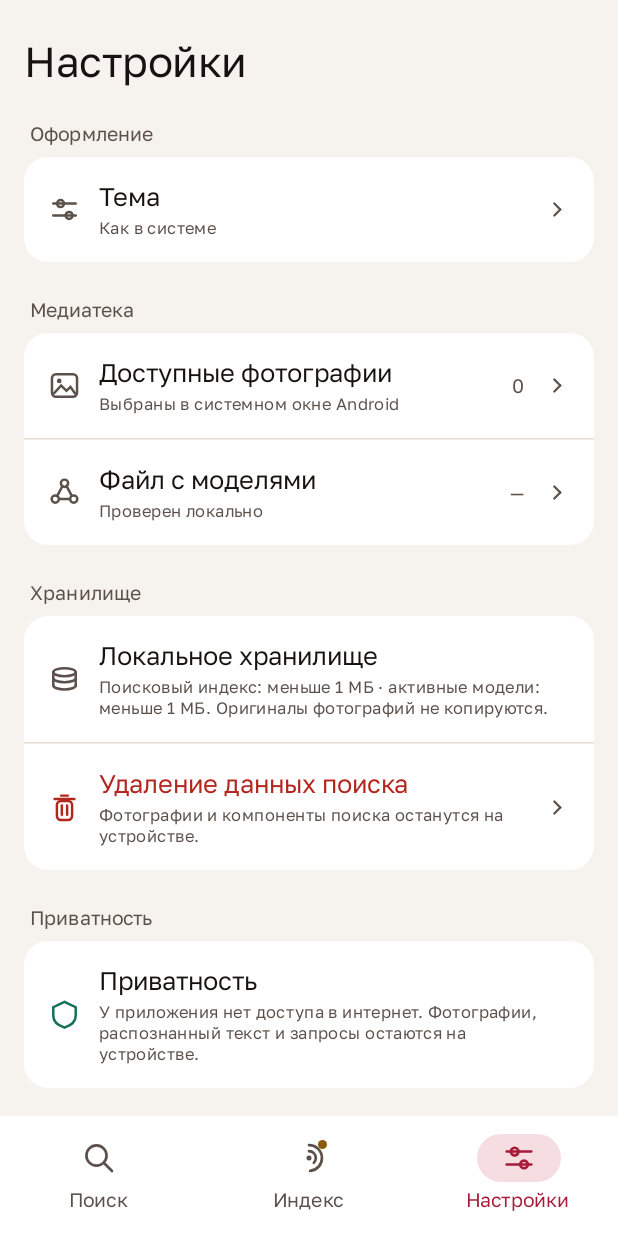
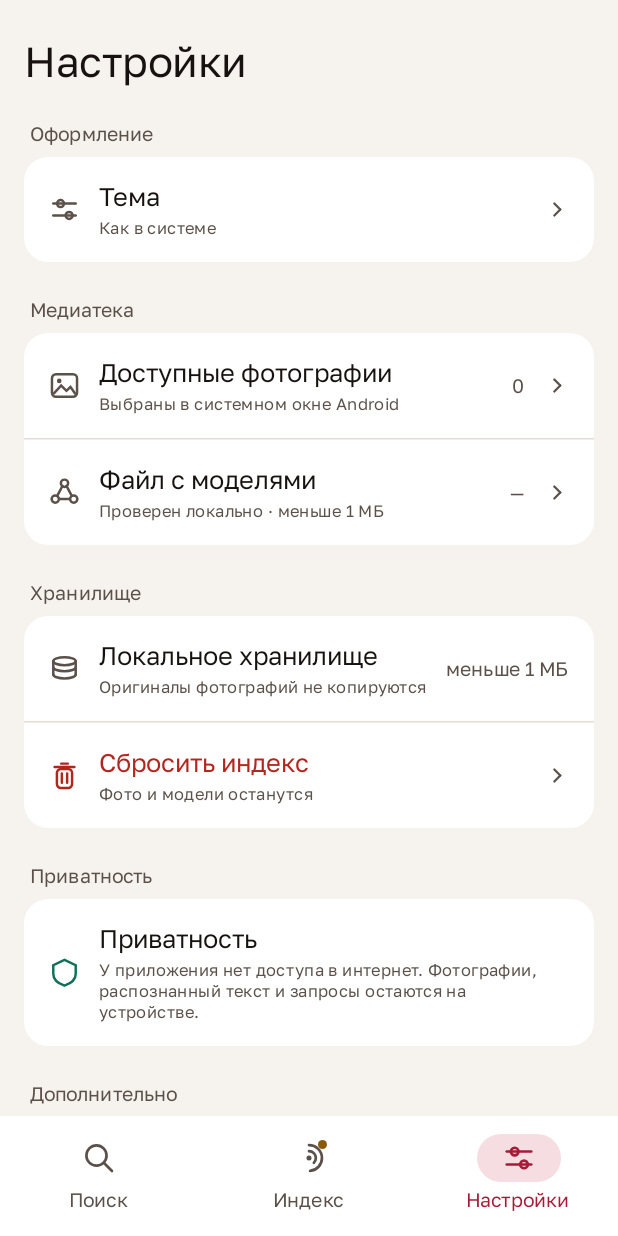
Before and after one commit to Ev0lv3nta/nayti, an Android app built with Jetpack Compose: the SettingsScreen screen opened through its navigation route, after a tap on "Доступные фотографии", on a phone screen of 412 x 824 dp. Run offline under Robolectric (Android 15) with nearby library versions, the light colour scheme and no system bars; our stand-ins replace Dagger/Hilt's generated code, Room's generated code; libraries missing offline, so code that uses them is left out: androidx.room3, androidx.sqlite.driver; 2 statements that could not run were skipped.

Commit message:
feat: align settings copy with Kromka

```diff
--- a/app/src/main/kotlin/app/nayti/ui/SettingsScreen.kt
+++ b/app/src/main/kotlin/app/nayti/ui/SettingsScreen.kt
@@ -152,7 +152,9 @@ internal fun SettingsScreen(
                 SettingsNavigationRow(
                     icon = NaytiIcon.Models,
                     title = stringResource(R.string.settings_models_file_title),
-                    body = stringResource(R.string.settings_models_file_body),
+                    body =
+                        stringResource(R.string.settings_models_file_body) +
+                            " · " + formatStorage(localStorage.modelBytes),
                     value = modelPack.installed?.packVersion ?: "—",
                     onClick = onImportModelPack,
                 )
@@ -162,15 +164,11 @@ internal fun SettingsScreen(
         item {
             val hiddenCount = catalog.summary.retainedQuarantine
             SettingsSection(title = stringResource(R.string.settings_storage_section)) {
-                SettingsInfoRow(
+                SettingsValueInfoRow(
                     icon = NaytiIcon.Storage,
                     title = stringResource(R.string.storage_title),
-                    body =
-                        stringResource(
-                            R.string.storage_details,
-                            formatStorage(localStorage.indexBytes),
-                            formatStorage(localStorage.modelBytes),
-                        ),
+                    body = stringResource(R.string.settings_storage_originals_not_copied),
+                    value = formatStorage(localStorage.indexBytes),
                 )
                 if (hiddenCount > 0) {
                     HorizontalDivider(color = NaytiTheme.colors.hairline)
@@ -519,6 +517,34 @@ private fun SettingsInfoRow(
 }
 
 @Composable
+private fun SettingsValueInfoRow(
+    icon: NaytiIcon,
+    title: String,
+    body: String,
+    value: String,
+) {
+    Row(
+        modifier = Modifier.fillMaxWidth().padding(NaytiSpacing.Screen),
+        horizontalArrangement = Arrangement.spacedBy(NaytiSpacing.Medium),
+        verticalAlignment = Alignment.CenterVertically,
+    ) {
+        NaytiIconMark(icon = icon, color = NaytiTheme.colors.inkMuted, size = 22.dp)
+        Column(
+            modifier = Modifier.weight(1f),
+            verticalArrangement = Arrangement.spacedBy(NaytiSpacing.XSmall),
+        ) {
+            Text(title, style = NaytiTheme.type.titleM, fontWeight = FontWeight.SemiBold)
+            Text(body, style = NaytiTheme.type.labelS, color = NaytiTheme.colors.inkMuted)
+        }
+        Text(
+            text = value,
+            style = NaytiTheme.type.labelL,
+            color = NaytiTheme.colors.inkMuted,
+        )
+    }
+}
+
+@Composable
 private fun SettingsCompactActionRow(
     icon: NaytiIcon,
     title: String,
--- a/app/src/main/res/values/strings_readiness_settings.xml
+++ b/app/src/main/res/values/strings_readiness_settings.xml
@@ -1,7 +1,7 @@
 <?xml version="1.0" encoding="utf-8"?>
 <resources>
     <string name="readiness_title">Индекс</string>
-    <string name="readiness_subtitle">Что уже готово к поиску.</string>
+    <string name="readiness_subtitle">Что уже готово к поиску. Подготовка идёт только по вашей команде и продолжается с места остановки.</string>
     <string name="readiness_channels_title">Способы поиска</string>
     <string name="readiness_channel_literal">Текст на фото</string>
     <string name="readiness_channel_semantic">Смысл текста</string>
@@ -115,7 +115,8 @@
     <string name="settings_diagnostics_body">Создаёт обезличенный отчёт только с версиями, состояниями и счётчиками.</string>
     <string name="settings_destructive_show">Управление данными</string>
     <string name="settings_destructive_hide">Скрыть управление данными</string>
-    <string name="settings_destructive_title">Удаление данных поиска</string>
-    <string name="settings_destructive_body">Фотографии и компоненты поиска останутся на устройстве.</string>
+    <string name="settings_storage_originals_not_copied">Оригиналы фотографий не копируются</string>
+    <string name="settings_destructive_title">Сбросить индекс</string>
+    <string name="settings_destructive_body">Фото и модели останутся</string>
     <string name="settings_hidden_data_title">Данные фотографий вне текущего доступа</string>
 </resources>
```
